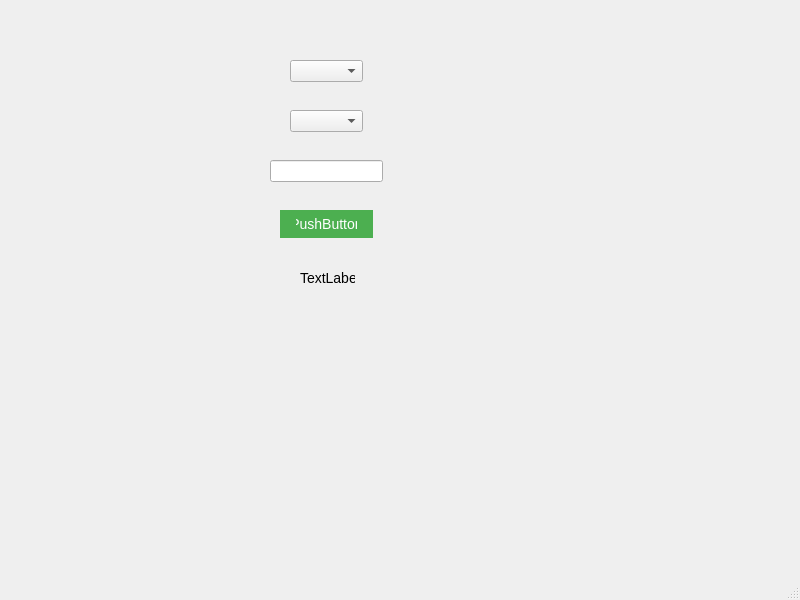
Above: Currency_converter/mainwindow.ui from afanasevauliana/Qt-Widgets-Application before the change. Below: the same form after it.
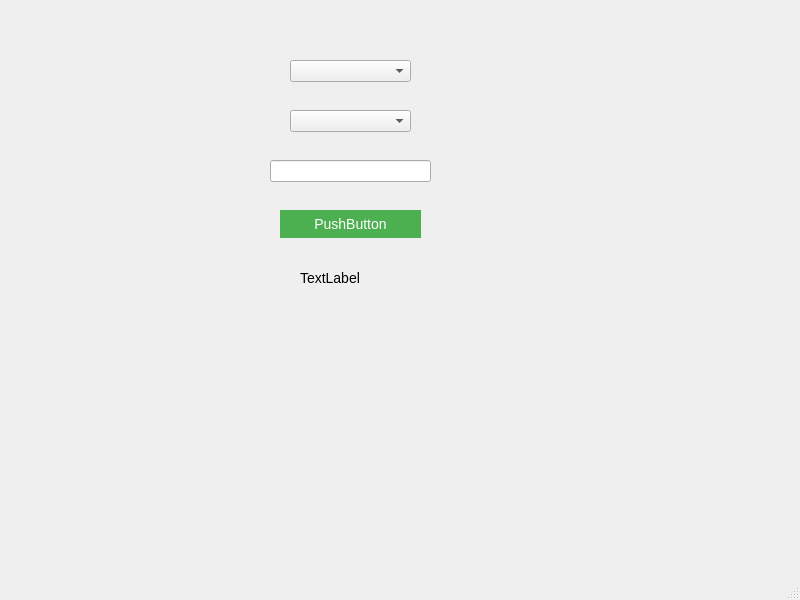
That is the form after the change.

Diff of the .ui file:
```diff
--- a/Currency_converter/mainwindow.ui
+++ b/Currency_converter/mainwindow.ui
@@ -35,7 +35,7 @@
      <rect>
       <x>290</x>
       <y>60</y>
-      <width>73</width>
+      <width>121</width>
       <height>22</height>
      </rect>
     </property>
@@ -45,7 +45,7 @@
      <rect>
       <x>290</x>
       <y>110</y>
-      <width>73</width>
+      <width>121</width>
       <height>22</height>
      </rect>
     </property>
@@ -55,7 +55,7 @@
      <rect>
       <x>270</x>
       <y>160</y>
-      <width>113</width>
+      <width>161</width>
       <height>22</height>
      </rect>
     </property>
@@ -65,7 +65,7 @@
      <rect>
       <x>280</x>
       <y>210</y>
-      <width>93</width>
+      <width>141</width>
       <height>28</height>
      </rect>
     </property>
@@ -78,7 +78,7 @@
      <rect>
       <x>300</x>
       <y>270</y>
-      <width>55</width>
+      <width>111</width>
       <height>16</height>
      </rect>
     </property>
```
Left out of the diff: 10 changed lines with no effect on the pictures.
